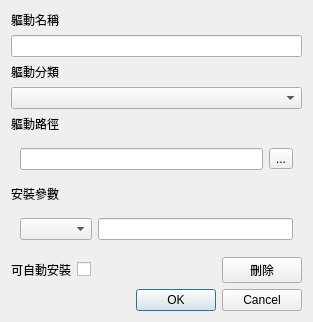
This is src/ui/dri_cfg_editor.ui in SuperDumbTM/driver-box as Qt 5 draws it before an edit. The edited form follows.
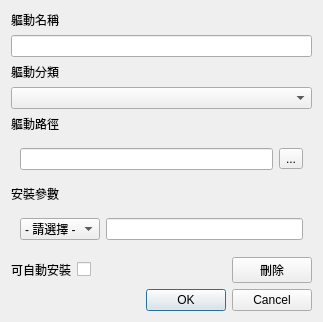
This is the edited form.

```diff
--- a/src/ui/dri_cfg_editor.ui
+++ b/src/ui/dri_cfg_editor.ui
@@ -6,7 +6,7 @@
    <rect>
     <x>0</x>
     <y>0</y>
-    <width>313</width>
+    <width>323</width>
     <height>322</height>
    </rect>
   </property>
@@ -79,7 +79,13 @@
       <widget class="QWidget" name="dri_flag_area" native="true">
        <layout class="QHBoxLayout" name="horizontalLayout">
         <item>
-         <widget class="QComboBox" name="dri_flag_preset_dropdown"/>
+         <widget class="QComboBox" name="dri_flag_preset_dropdown">
+          <item>
+           <property name="text">
+            <string>- 請選擇 -</string>
+           </property>
+          </item>
+         </widget>
         </item>
         <item>
          <widget class="QLineEdit" name="dri_flag_input"/>
```
